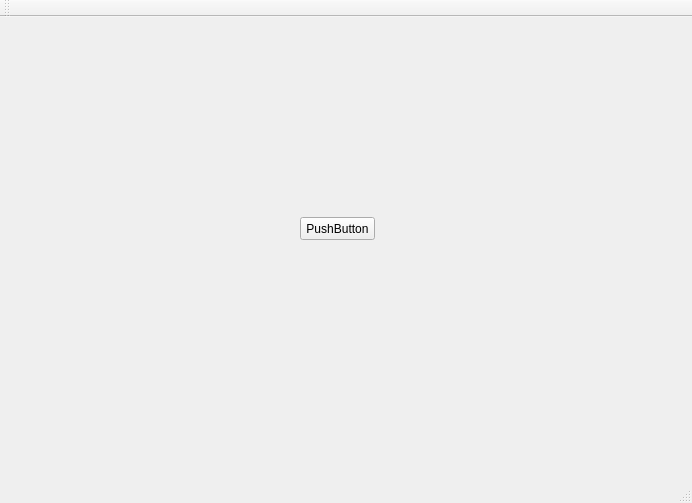
This is ui/mainwindow.ui in bduminiuc/imageviewver as Qt 5 draws it before an edit. The edited form follows.
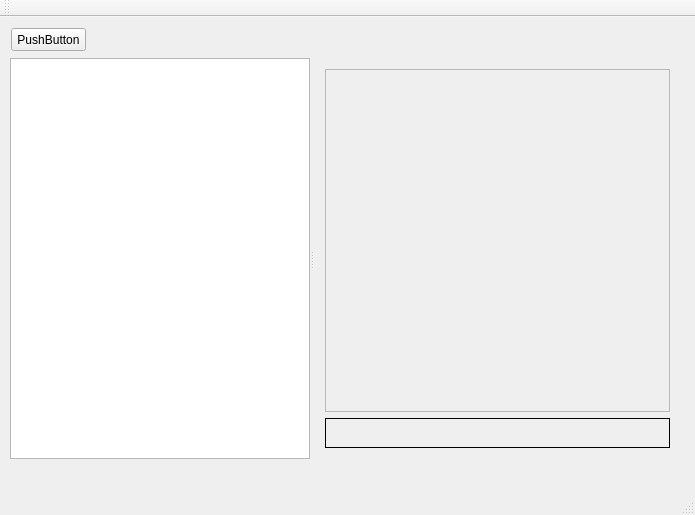
This is the edited form. Icons and pictures are not drawn.

Commit message: add tree view and splitter examples

```diff
--- a/ui/mainwindow.ui
+++ b/ui/mainwindow.ui
@@ -6,8 +6,8 @@
    <rect>
     <x>0</x>
     <y>0</y>
-    <width>692</width>
-    <height>503</height>
+    <width>695</width>
+    <height>515</height>
    </rect>
   </property>
   <property name="windowTitle">
@@ -21,8 +21,8 @@
    <widget class="QPushButton" name="pushButton">
     <property name="geometry">
      <rect>
-      <x>300</x>
-      <y>200</y>
+      <x>11</x>
+      <y>11</y>
       <width>75</width>
       <height>23</height>
      </rect>
@@ -31,6 +31,70 @@
      <string>PushButton</string>
     </property>
    </widget>
+   <widget class="QSplitter" name="splitter">
+    <property name="geometry">
+     <rect>
+      <x>10</x>
+      <y>41</y>
+      <width>671</width>
+      <height>401</height>
+     </rect>
+    </property>
+    <property name="orientation">
+     <enum>Qt::Horizontal</enum>
+    </property>
+    <property name="childrenCollapsible">
+     <bool>false</bool>
+    </property>
+    <widget class="QTreeView" name="treeView">
+     <property name="minimumSize">
+      <size>
+       <width>150</width>
+       <height>0</height>
+      </size>
+     </property>
+     <property name="maximumSize">
+      <size>
+       <width>300</width>
+       <height>16777215</height>
+      </size>
+     </property>
+    </widget>
+    <widget class="QWidget" name="layoutWidget">
+     <layout class="QVBoxLayout" name="verticalLayout">
+      <item>
+       <widget class="QScrollArea" name="scrollArea">
+        <property name="widgetResizable">
+         <bool>true</bool>
+        </property>
+        <widget class="QWidget" name="scrollAreaWidgetContents">
+         <property name="geometry">
+          <rect>
+           <x>0</x>
+           <y>0</y>
+           <width>362</width>
+           <height>361</height>
+          </rect>
+         </property>
+        </widget>
+       </widget>
+      </item>
+      <item>
+       <widget class="QWidget" name="widget" native="true">
+        <property name="minimumSize">
+         <size>
+          <width>30</width>
+          <height>30</height>
+         </size>
+        </property>
+        <property name="styleSheet">
+         <string notr="true">border: 1px solid black</string>
+        </property>
+       </widget>
+      </item>
+     </layout>
+    </widget>
+   </widget>
   </widget>
   <widget class="QMenuBar" name="menuBar">
    <property name="geometry">
```
Left out of the diff: 2 changed lines with no effect on the pictures. The commit also changes 2 other files.
